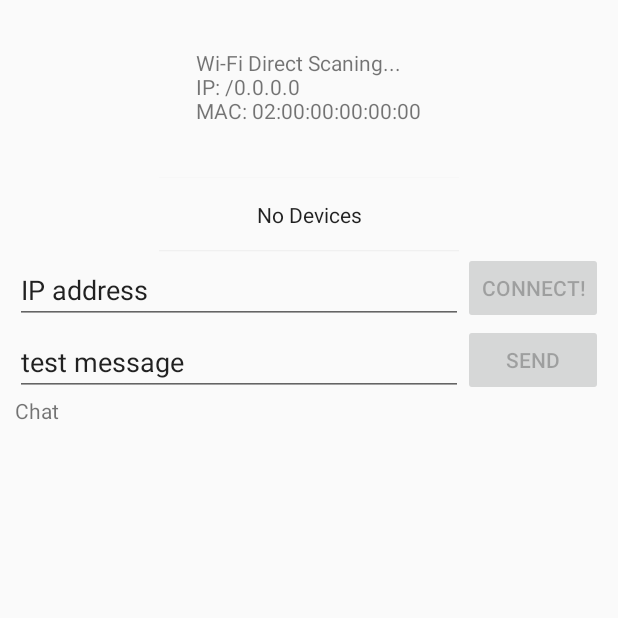
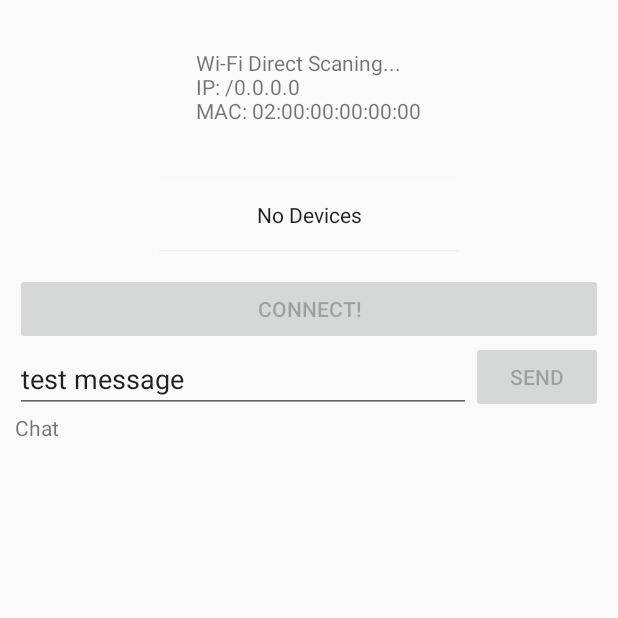
Before and after one commit to IvesQAQ/P2PTransimit, an Android app: the screen it shows after launch (MainActivity), on a phone screen of 412 x 824 dp, the top half of it. Run offline under Robolectric (Android 15) with nearby library versions, the phone set to English and light mode, and no system bars; 1 statement that could not run was skipped.

Commit message:
Update Network direct connect

```diff
--- a/app/src/main/res/layout/activity_main.xml
+++ b/app/src/main/res/layout/activity_main.xml
@@ -36,33 +36,22 @@ tools:context="god.p2ptestproj.MainActivity">
     android:layout_marginTop="15dp" />
 
     <EditText
-        android:id="@+id/ipEdit"
-        android:layout_width="100dp"
-        android:layout_height="wrap_content"
-        android:text="IP address"
-        android:layout_weight="100"
-        android:layout_above="@+id/sendButton"
-        android:layout_alignParentStart="true"
-        android:layout_toStartOf="@+id/sendButton" />
-
-    <EditText
         android:id="@+id/editText"
         android:layout_width="100dp"
         android:layout_height="wrap_content"
-        android:layout_alignBottom="@+id/sendButton"
+        android:layout_weight="100"
+        android:text="test message"
+        android:layout_below="@+id/connectButton"
         android:layout_alignParentStart="true"
-        android:layout_toStartOf="@+id/sendButton"
-        android:layout_weight="100"
-        android:text="test message" />
+        android:layout_toStartOf="@+id/sendButton" />
 
     <Button
         android:id="@+id/sendButton"
         android:layout_width="wrap_content"
         android:layout_height="wrap_content"
         android:text="Send"
-        android:layout_below="@+id/connectButton"
-        android:layout_alignParentEnd="true"
-        android:layout_alignStart="@+id/connectButton" />
+        android:layout_alignBottom="@+id/editText"
+        android:layout_alignParentEnd="true" />
 
     <Button
         android:id="@+id/connectButton"
@@ -70,7 +59,9 @@ tools:context="god.p2ptestproj.MainActivity">
         android:layout_height="wrap_content"
         android:text="Connect!"
         android:layout_below="@+id/pick"
-        android:layout_alignParentEnd="true" />
+        android:layout_alignParentEnd="true"
+        android:layout_marginTop="14dp"
+        android:layout_alignParentStart="true" />
 
     <TextView
         android:id="@+id/peerInfo"
```
Also changed, not shown: app/src/main/java/god/p2ptestproj/MainActivity.java (+55 -19 lines), app/src/main/java/god/p2ptestproj/SocketServer.java (+9 -5 lines), app/src/main/java/god/p2ptestproj/WifiP2pConfigIP.java (deleted, +0 -11 lines), 1 other file.
